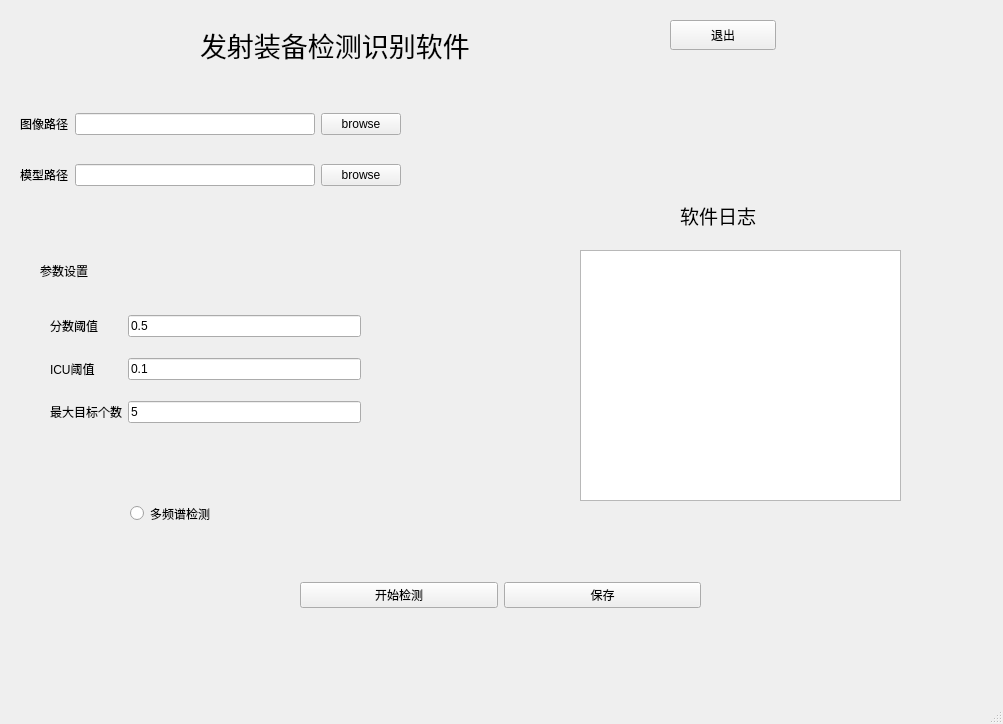
This is v1/detection.ui in chongkuiqi/FTRP_app as Qt 5 draws it before an edit. The edited form follows.
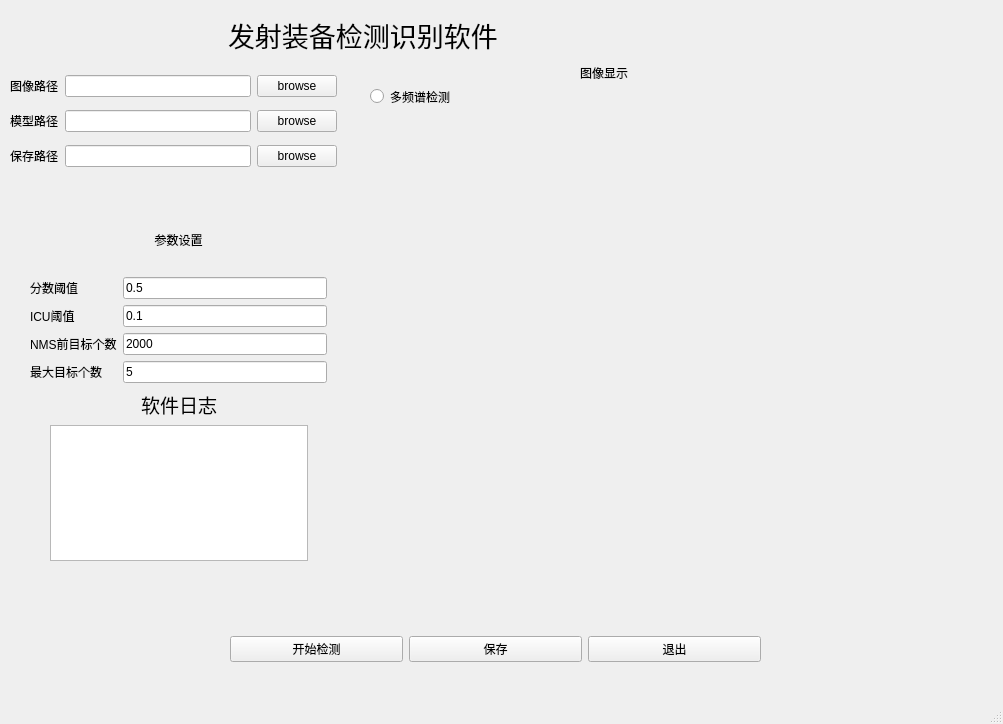
This is the edited form.

```diff
--- a/v1/detection.ui
+++ b/v1/detection.ui
@@ -17,10 +17,10 @@
    <widget class="QLabel" name="label_winName">
     <property name="geometry">
      <rect>
-      <x>200</x>
-      <y>20</y>
-      <width>351</width>
-      <height>51</height>
+      <x>228</x>
+      <y>11</y>
+      <width>330</width>
+      <height>49</height>
      </rect>
     </property>
     <property name="lineWidth">
@@ -33,193 +33,237 @@
      <bool>true</bool>
     </property>
    </widget>
-   <widget class="QPushButton" name="bu_exit">
+   <widget class="QRadioButton" name="bu_MS_detection">
     <property name="geometry">
      <rect>
-      <x>670</x>
-      <y>20</y>
-      <width>106</width>
-      <height>30</height>
+      <x>370</x>
+      <y>80</y>
+      <width>119</width>
+      <height>33</height>
      </rect>
     </property>
     <property name="text">
-     <string>退出</string>
+     <string>多频谱检测</string>
     </property>
    </widget>
-   <widget class="QLabel" name="label_para">
+   <widget class="QLabel" name="label_show_img">
     <property name="geometry">
      <rect>
-      <x>40</x>
-      <y>260</y>
-      <width>80</width>
+      <x>568</x>
+      <y>60</y>
+      <width>72</width>
+      <height>27</height>
+     </rect>
+    </property>
+    <property name="text">
+     <string>&lt;html&gt;&lt;head/&gt;&lt;body&gt;&lt;p align=&quot;center&quot;&gt;图像显示&lt;/p&gt;&lt;/body&gt;&lt;/html&gt;</string>
+    </property>
+   </widget>
+   <widget class="QLabel" name="labelImage">
+    <property name="geometry">
+     <rect>
+      <x>568</x>
+      <y>94</y>
+      <width>72</width>
       <height>21</height>
      </rect>
     </property>
     <property name="text">
-     <string>参数设置</string>
+     <string/>
     </property>
    </widget>
-   <widget class="QTextBrowser" name="text_log">
+   <widget class="QWidget" name="">
     <property name="geometry">
      <rect>
-      <x>580</x>
-      <y>250</y>
-      <width>321</width>
-      <height>251</height>
-     </rect>
-    </property>
-   </widget>
-   <widget class="QLabel" name="label_log">
-    <property name="geometry">
-     <rect>
-      <x>680</x>
-      <y>200</y>
-      <width>101</width>
-      <height>31</height>
-     </rect>
-    </property>
-    <property name="text">
-     <string>&lt;html&gt;&lt;head/&gt;&lt;body&gt;&lt;p&gt;&lt;span style=&quot; font-size:14pt;&quot;&gt;软件日志&lt;/span&gt;&lt;/p&gt;&lt;/body&gt;&lt;/html&gt;</string>
-    </property>
-   </widget>
-   <widget class="QWidget" name="layoutWidget">
-    <property name="geometry">
-     <rect>
-      <x>20</x>
-      <y>90</y>
-      <width>381</width>
-      <height>121</height>
-     </rect>
-    </property>
-    <layout class="QGridLayout" name="gridLayout">
-     <item row="0" column="0">
-      <widget class="QLabel" name="label_imgpath">
-       <property name="text">
-        <string>图像路径</string>
-       </property>
-      </widget>
-     </item>
-     <item row="0" column="1">
-      <widget class="QLineEdit" name="le_imgpath"/>
-     </item>
-     <item row="0" column="2">
-      <widget class="QPushButton" name="bu_browse">
-       <property name="text">
-        <string>browse</string>
-       </property>
-      </widget>
-     </item>
-     <item row="1" column="0">
-      <widget class="QLabel" name="label_modelpath">
-       <property name="text">
-        <string>模型路径</string>
-       </property>
-      </widget>
-     </item>
-     <item row="1" column="1">
-      <widget class="QLineEdit" name="le_modelpath"/>
-     </item>
-     <item row="1" column="2">
-      <widget class="QPushButton" name="bu_browse_model">
-       <property name="text">
-        <string>browse</string>
-       </property>
-      </widget>
-     </item>
-    </layout>
-   </widget>
-   <widget class="QWidget" name="layoutWidget">
-    <property name="geometry">
-     <rect>
-      <x>50</x>
-      <y>300</y>
-      <width>311</width>
-      <height>141</height>
+      <x>30</x>
+      <y>210</y>
+      <width>297</width>
+      <height>173</height>
      </rect>
     </property>
     <layout class="QGridLayout" name="gridLayout_2">
-     <item row="0" column="0">
+     <item row="1" column="0">
       <widget class="QLabel" name="label_score">
        <property name="text">
         <string>分数阈值</string>
        </property>
       </widget>
      </item>
-     <item row="0" column="1">
+     <item row="1" column="1">
       <widget class="QLineEdit" name="line_score">
        <property name="text">
         <string>0.5</string>
        </property>
       </widget>
      </item>
-     <item row="1" column="0">
+     <item row="2" column="0">
       <widget class="QLabel" name="label_iou_thr">
        <property name="text">
         <string>ICU阈值</string>
        </property>
       </widget>
      </item>
-     <item row="1" column="1">
+     <item row="2" column="1">
       <widget class="QLineEdit" name="line_iou_thr">
        <property name="text">
         <string>0.1</string>
        </property>
       </widget>
      </item>
-     <item row="2" column="0">
+     <item row="3" column="0">
+      <widget class="QLabel" name="max_before_nms">
+       <property name="text">
+        <string>NMS前目标个数</string>
+       </property>
+      </widget>
+     </item>
+     <item row="3" column="1">
+      <widget class="QLineEdit" name="line_max_before_nms">
+       <property name="text">
+        <string>2000</string>
+       </property>
+      </widget>
+     </item>
+     <item row="4" column="0">
       <widget class="QLabel" name="label_maxnum">
        <property name="text">
         <string>最大目标个数</string>
        </property>
       </widget>
      </item>
-     <item row="2" column="1">
+     <item row="4" column="1">
       <widget class="QLineEdit" name="line_maxnum">
        <property name="text">
         <string>5</string>
        </property>
       </widget>
      </item>
+     <item row="0" column="0" colspan="2">
+      <widget class="QLabel" name="label_para">
+       <property name="text">
+        <string>&lt;html&gt;&lt;head/&gt;&lt;body&gt;&lt;p align=&quot;center&quot;&gt;参数设置&lt;/p&gt;&lt;/body&gt;&lt;/html&gt;</string>
+       </property>
+      </widget>
+     </item>
     </layout>
    </widget>
-   <widget class="QWidget" name="layoutWidget">
+   <widget class="QWidget" name="">
     <property name="geometry">
      <rect>
-      <x>300</x>
-      <y>570</y>
-      <width>401</width>
-      <height>51</height>
+      <x>230</x>
+      <y>630</y>
+      <width>531</width>
+      <height>38</height>
      </rect>
     </property>
-    <layout class="QHBoxLayout" name="horizontalLayout">
-     <item>
+    <layout class="QGridLayout" name="gridLayout_4">
+     <item row="0" column="0">
       <widget class="QPushButton" name="bu_detect">
        <property name="text">
         <string>开始检测</string>
        </property>
       </widget>
      </item>
-     <item>
+     <item row="0" column="1">
       <widget class="QPushButton" name="bu_save">
        <property name="text">
         <string>保存</string>
        </property>
       </widget>
      </item>
+     <item row="0" column="2">
+      <widget class="QPushButton" name="bu_exit">
+       <property name="text">
+        <string>退出</string>
+       </property>
+      </widget>
+     </item>
     </layout>
    </widget>
-   <widget class="QRadioButton" name="bu_MS_detection">
+   <widget class="QWidget" name="">
     <property name="geometry">
      <rect>
-      <x>130</x>
-      <y>500</y>
-      <width>133</width>
-      <height>27</height>
+      <x>10</x>
+      <y>68</y>
+      <width>327</width>
+      <height>106</height>
      </rect>
     </property>
-    <property name="text">
-     <string>多频谱检测</string>
+    <layout class="QGridLayout" name="gridLayout">
+     <item row="0" column="0">
+      <widget class="QLabel" name="label_imgpath">
+       <property name="text">
+        <string>图像路径</string>
+       </property>
+      </widget>
+     </item>
+     <item row="0" column="1">
+      <widget class="QLineEdit" name="le_imgpath"/>
+     </item>
+     <item row="0" column="2">
+      <widget class="QPushButton" name="bu_browse">
+       <property name="text">
+        <string>browse</string>
+       </property>
+      </widget>
+     </item>
+     <item row="1" column="0">
+      <widget class="QLabel" name="label_modelpath">
+       <property name="text">
+        <string>模型路径</string>
+       </property>
+      </widget>
+     </item>
+     <item row="1" column="1">
+      <widget class="QLineEdit" name="le_modelpath"/>
+     </item>
+     <item row="1" column="2">
+      <widget class="QPushButton" name="bu_browse_model">
+       <property name="text">
+        <string>browse</string>
+       </property>
+      </widget>
+     </item>
+     <item row="2" column="0">
+      <widget class="QLabel" name="label_savepath">
+       <property name="text">
+        <string>保存路径</string>
+       </property>
+      </widget>
+     </item>
+     <item row="2" column="1">
+      <widget class="QLineEdit" name="le_savepath"/>
+     </item>
+     <item row="2" column="2">
+      <widget class="QPushButton" name="bu_browse_save">
+       <property name="text">
+        <string>browse</string>
+       </property>
+      </widget>
+     </item>
+    </layout>
+   </widget>
+   <widget class="QWidget" name="">
+    <property name="geometry">
+     <rect>
+      <x>50</x>
+      <y>390</y>
+      <width>258</width>
+      <height>171</height>
+     </rect>
     </property>
+    <layout class="QGridLayout" name="gridLayout_3">
+     <item row="0" column="0">
+      <widget class="QLabel" name="label_log">
+       <property name="text">
+        <string>&lt;html&gt;&lt;head/&gt;&lt;body&gt;&lt;p align=&quot;center&quot;&gt;&lt;span style=&quot; font-size:14pt;&quot;&gt;软件日志&lt;/span&gt;&lt;/p&gt;&lt;/body&gt;&lt;/html&gt;</string>
+       </property>
+      </widget>
+     </item>
+     <item row="1" column="0">
+      <widget class="QTextBrowser" name="text_log"/>
+     </item>
+    </layout>
    </widget>
   </widget>
   <widget class="QMenuBar" name="menubar">
```
